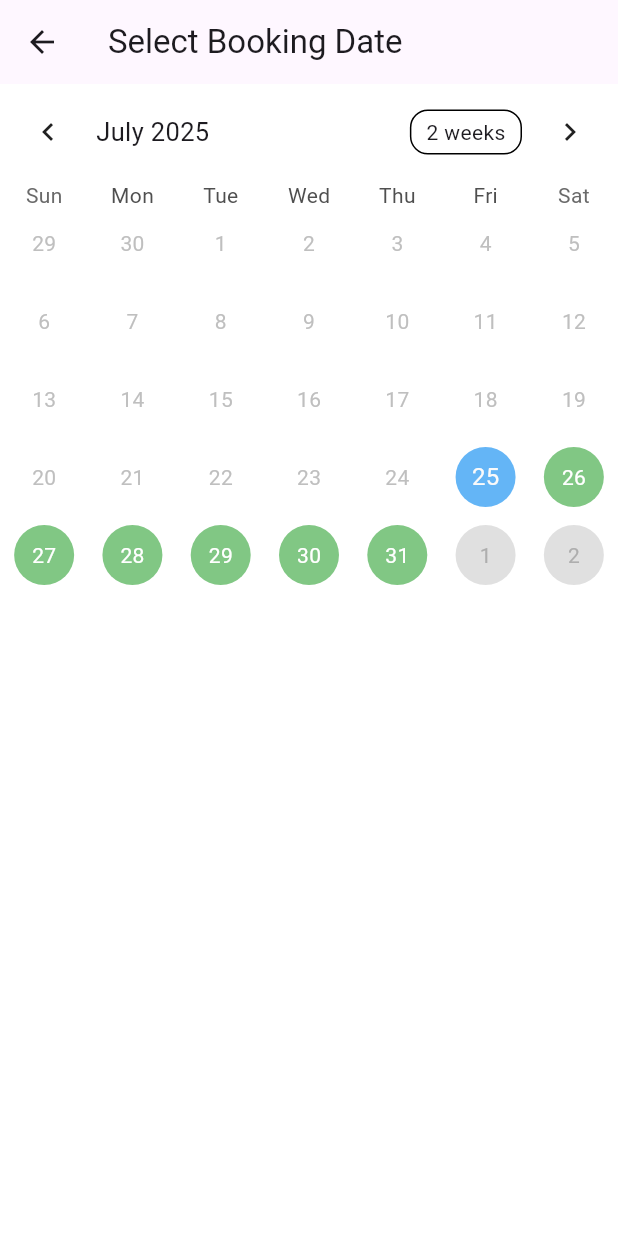
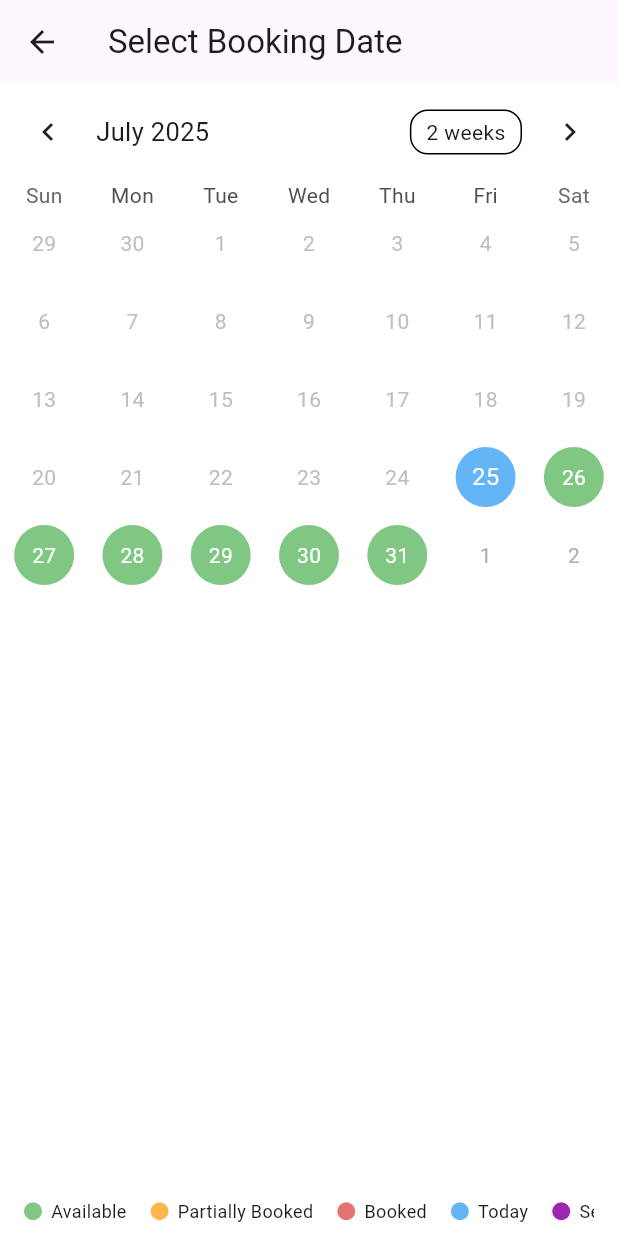
Before and after one commit to JobkWasswa/recess_group4_homeconnect_app, a Flutter app: the ServiceProviderCalendarScreen screen opened directly with empty values, on a phone screen of 412 x 824 dp. Run offline on Flutter 3.47's test engine with Material 3 defaults, Android fonts, the phone set to English and light mode, and no system bars; drawn by our look-alikes of table_calendar; our stand-ins replace cloud_firestore, cloud_functions, firebase_analytics, firebase_auth, firebase_core, firebase_messaging and 8 more; accounts and stored records are empty; network calls fail.

Commit message:
partial booking enabled

```diff
--- a/lib/data/models/booking.dart
+++ b/lib/data/models/booking.dart
@@ -10,8 +10,8 @@ class Booking {
   final String selectedCategory;
   final DateTime bookingDate; // Original booking creation date
   final DateTime? scheduledDate; // Scheduled date for the service
+  final DateTime? endDateTime; // Add this line
   final String? scheduledTime; // Scheduled time for the service
-  final String? duration; // Duration of the service
   final String status; // Updated with new status flow
   final String? notes;
   final dynamic createdAt;
@@ -30,7 +30,7 @@ class Booking {
     required this.bookingDate,
     this.scheduledDate,
     this.scheduledTime,
-    this.duration,
+    this.endDateTime, // Add this in the constructor list
     required this.status,
     this.notes,
     required this.createdAt,
@@ -72,8 +72,11 @@ class Booking {
           (data['scheduledDate'] is Timestamp)
               ? (data['scheduledDate'] as Timestamp).toDate()
               : null,
+      endDateTime:
+          (data['endDateTime'] is Timestamp)
+              ? (data['endDateTime'] as Timestamp).toDate()
+              : null,
       scheduledTime: data['scheduledTime'],
-      duration: data['duration'],
       status: data['status'] ?? Booking.pending,
       notes: data['notes'],
       createdAt:
@@ -106,8 +109,9 @@ class Booking {
       'bookingDate': Timestamp.fromDate(bookingDate),
       'scheduledDate':
           scheduledDate != null ? Timestamp.fromDate(scheduledDate!) : null,
+      'endDateTime':
+          endDateTime != null ? Timestamp.fromDate(endDateTime!) : null,
       'scheduledTime': scheduledTime,
-      'duration': duration,
       'status': status,
       'notes': notes,
       'createdAt': FieldValue.serverTimestamp(),
@@ -128,8 +132,8 @@ class Booking {
     String? selectedCategory,
     DateTime? bookingDate,
     DateTime? scheduledDate,
+    DateTime? endDateTime,
     String? scheduledTime,
-    String? duration,
     String? status,
     String? notes,
     DateTime? createdAt,
@@ -147,8 +151,8 @@ class Booking {
       selectedCategory: selectedCategory ?? this.selectedCategory,
       bookingDate: bookingDate ?? this.bookingDate,
       scheduledDate: scheduledDate ?? this.scheduledDate,
+      endDateTime: endDateTime ?? this.endDateTime, // <--- set it
       scheduledTime: scheduledTime ?? this.scheduledTime,
-      duration: duration ?? this.duration,
       status: status ?? this.status,
       notes: notes ?? this.notes,
       createdAt: createdAt ?? this.createdAt,
--- a/lib/presentation/service_provider/pages/service_provider_calendar.dart
+++ b/lib/presentation/service_provider/pages/service_provider_calendar.dart
@@ -22,37 +22,59 @@ class ServiceProviderCalendarScreen extends StatefulWidget {
 class _ServiceProviderCalendarScreenState
     extends State<ServiceProviderCalendarScreen> {
   Set<DateTime> bookedDates = {};
+  Set<DateTime> partiallyBookedDates = {};
   DateTime _focusedDay = DateTime.now();
   DateTime? _selectedDay;
-  bool _isLoading = true; // 👈 loading state
+  bool _isLoading = true;
 
   @override
   void initState() {
     super.initState();
-    fetchAcceptedBookingDates();
+    fetchBookingDates();
   }
 
-  Future<void> fetchAcceptedBookingDates() async {
+  Future<void> fetchBookingDates() async {
     try {
       final snapshot =
           await FirebaseFirestore.instance
               .collection('bookings')
               .where('serviceProviderId', isEqualTo: widget.provider.id)
-              .where('status', isEqualTo: 'confirmed')
               .get();
 
-      final dates =
-          snapshot.docs
-              .map((doc) => (doc['scheduledDate'] as Timestamp).toDate())
-              .map((date) => DateTime(date.year, date.month, date.day))
-              .toSet();
+      final Map<DateTime, int> dateBookingCount = {};
+      final Set<DateTime> confirmed = {};
+      final Set<DateTime> partial = {};
+
+      for (final doc in snapshot.docs) {
+        final status = doc['status'] ?? 'pending';
+        // Skip cancelled or rejected bookings
+        if (status == 'cancelled' || status == 'rejected_by_provider') continue;
+
+        final Timestamp startTimestamp = doc['scheduledDate'];
+        if (startTimestamp == null) continue; // safety check
+        final DateTime start = startTimestamp.toDate();
+        final normalized = DateTime(start.year, start.month, start.day);
+
+        dateBookingCount[normalized] = (dateBookingCount[normalized] ?? 0) + 1;
+      }
+
+      // Classify dates by booking count
+      dateBookingCount.forEach((date, count) {
+        if (count >= 3) {
+          confirmed.add(date); // Fully booked threshold = 3 (adjust if needed)
+        } else if (count > 0) {
+          partial.add(date); // Partially booked
+        }
+        // Dates not in this map have 0 bookings and are available by default
+      });
 
       setState(() {
-        bookedDates = dates;
+        bookedDates = confirmed;
+        partiallyBookedDates = partial;
         _isLoading = false;
       });
     } catch (e) {
-      print('Error fetching booking dates: $e');
+      print('Error fetching bookings: $e');
       setState(() => _isLoading = false);
     }
   }
@@ -62,10 +84,15 @@ class _ServiceProviderCalendarScreenState
     return bookedDates.contains(normalized);
   }
 
+  bool _isPartiallyBooked(DateTime day) {
+    final normalized = DateTime(day.year, day.month, day.day);
+    return partiallyBookedDates.contains(normalized);
+  }
+
   void _onDaySelected(DateTime selectedDay, DateTime focusedDay) async {
     if (_isBooked(selectedDay)) {
       ScaffoldMessenger.of(context).showSnackBar(
-        const SnackBar(content: Text('This date is already booked')),
+        const SnackBar(content: Text('This date is fully booked')),
       );
       return;
     }
@@ -96,6 +123,20 @@ class _ServiceProviderCalendarScreenState
     }
   }
 
+  Widget _buildLegendItem(Color color, String label) {
+    return Row(
+      children: [
+        Container(
+          width: 12,
+          height: 12,
+          margin: const EdgeInsets.only(right: 6),
+          decoration: BoxDecoration(color: color, shape: BoxShape.circle),
+        ),
+        Text(label, style: const TextStyle(fontSize: 12)),
+      ],
+    );
+  }
+
   @override
   Widget build(BuildContext context) {
     return Scaffold(
@@ -106,8 +147,7 @@ class _ServiceProviderCalendarScreenState
             if (_isLoading)
               const Padding(
                 padding: EdgeInsets.all(16.0),
-                child:
-                    LinearProgressIndicator(), // or CircularProgressIndicator
+                child: LinearProgressIndicator(),
               ),
             Expanded(
               child: TableCalendar(
@@ -126,29 +166,23 @@ class _ServiceProviderCalendarScreenState
                     color: Colors.blue[300],
                     shape: BoxShape.circle,
                   ),
-                  defaultDecoration: BoxDecoration(
-                    shape: BoxShape.circle,
-                    color: Colors.green[200],
-                  ),
-                  weekendDecoration: BoxDecoration(
-                    shape: BoxShape.circle,
-                    color: Colors.green[200],
-                  ),
-                  outsideDecoration: BoxDecoration(
-                    shape: BoxShape.circle,
-                    color: Colors.grey[300],
-                  ),
                 ),
                 calendarBuilders: CalendarBuilders(
                   defaultBuilder: (context, day, focusedDay) {
                     final normalized = DateTime(day.year, day.month, day.day);
-                    final isBooked = bookedDates.contains(normalized);
+                    Color bgColor = Colors.green[300]!; // Available
+
+                    if (bookedDates.contains(normalized)) {
+                      bgColor = Colors.red[300]!; // Fully booked
+                    } else if (partiallyBookedDates.contains(normalized)) {
+                      bgColor = Colors.orange[300]!; // Partially booked
+                    }
 
                     return Container(
                       margin: const EdgeInsets.all(6),
                       decoration: BoxDecoration(
                         shape: BoxShape.circle,
-                        color: isBooked ? Colors.red[300] : Colors.green[300],
+                        color: bgColor,
                       ),
                       alignment: Alignment.center,
                       child: Text(
@@ -160,6 +194,28 @@ class _ServiceProviderCalendarScreenState
                 ),
               ),
             ),
+            Padding(
+              padding: const EdgeInsets.symmetric(
+                horizontal: 16.0,
+                vertical: 8.0,
+              ),
+              child: SingleChildScrollView(
+                scrollDirection: Axis.horizontal,
+                child: Row(
+                  children: [
+                    _buildLegendItem(Colors.green[300]!, 'Available'),
+                    const SizedBox(width: 16),
+                    _buildLegendItem(Colors.orange[300]!, 'Partially Booked'),
+                    const SizedBox(width: 16),
+                    _buildLegendItem(Colors.red[300]!, 'Booked'),
+                    const SizedBox(width: 16),
+                    _buildLegendItem(Colors.blue[300]!, 'Today'),
+                    const SizedBox(width: 16),
+                    _buildLegendItem(Colors.purple, 'Selected'),
+                  ],
+                ),
+              ),
+            ),
           ],
         ),
       ),
```
Also changed, not shown: lib/data/models/appointment_modal.dart (+12 -0 lines), lib/data/repositories/service_provider_repo.dart (+27 -39 lines), lib/presentation/homeowner/pages/create_booking_screen.dart (+55 -35 lines), lib/presentation/homeowner/pages/list_of _serviceproviders.dart (+15 -9 lines).
